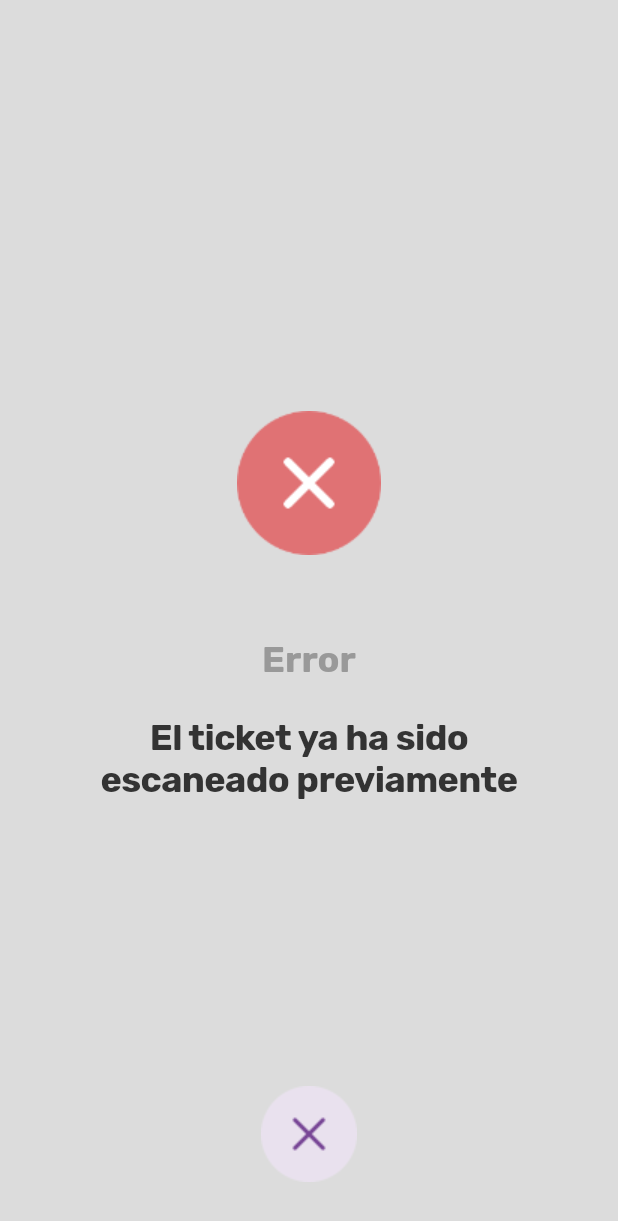
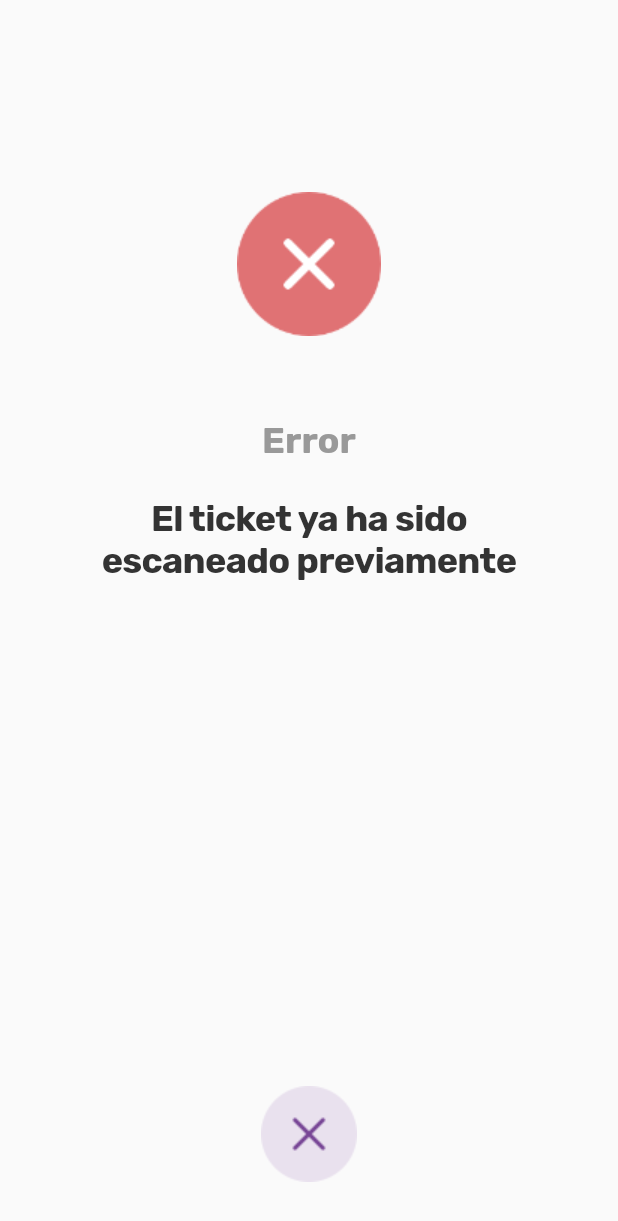
Before and after one commit to guiadehoy/app_front, a Flutter app: the ErrorScreen screen opened by its route, on a phone screen of 412 x 824 dp. Shown: the top 1221 px of the screen. Run offline on Flutter 3.47's test engine with Material 2 defaults, Android fonts, the phone set to English and light mode, and no system bars; our stand-ins replace bot_toast, flutter_mobx, mobx, shared_preferences, validators; missing offline and left inert: barcode_scan_fix; accounts and stored records are empty; generated files the repository leaves out were written again.

Commit message:
Se agrega separacion de cerrar

```diff
--- a/lib/main.dart
+++ b/lib/main.dart
@@ -24,7 +24,7 @@ class MyApp extends StatelessWidget {
       navigatorObservers: [BotToastNavigatorObserver()],
       debugShowCheckedModeBanner: false,
       title: Strings.appName,
-      initialRoute: Routes.result,
+      initialRoute: Routes.splash,
       routes: Routes.routes,
       theme: themeData,
     );
--- a/lib/ui/error_screen.dart
+++ b/lib/ui/error_screen.dart
@@ -18,16 +18,8 @@ class _ErrorScreenState extends State<ErrorScreen> {
     super.didChangeDependencies();
   }
 
-  @override
-  Widget build(BuildContext context) {
-    return Scaffold(
-        appBar: EmptyAppBar(),
-        body: Container(
-          color: Colors.black12,
-          child: Column(
-            crossAxisAlignment: CrossAxisAlignment.center,
-            mainAxisSize: MainAxisSize.max,
-            mainAxisAlignment: MainAxisAlignment.end,
+  Widget header(BuildContext context) {
+    return Column(
       children: <Widget>[
         Center(
           child: Padding(
@@ -42,7 +34,7 @@ class _ErrorScreenState extends State<ErrorScreen> {
         Center(
           child: Padding(
             padding: EdgeInsets.only(top: 56.0),
-                  child: _buildWlcomeText(),
+            child: _buildErrorTitle(),
           ),
         ),
         Center(
@@ -52,13 +44,18 @@ class _ErrorScreenState extends State<ErrorScreen> {
               left: 56.0,
               right: 56.0,
             ),
-                  child: _buildError(),
+            child: _buildErrorMessage(),
           ),
         ),
-              Center(
+      ],
+    );
+  }
+
+  Widget closeIcon(BuildContext context) {
+    return Center(
       child: Padding(
         padding: EdgeInsets.only(
-                    top: 190.0,
+          top: 168.0,
           bottom: 36.0,
         ),
         child: Image.asset(
@@ -67,13 +64,35 @@ class _ErrorScreenState extends State<ErrorScreen> {
           cacheWidth: 64,
         ),
       ),
+    );
+  }
+
+  @override
+  Widget build(BuildContext context) {
+    return Scaffold(
+      appBar: EmptyAppBar(),
+      body: Container(
+        height: double.maxFinite,
+        child: new Stack(
+          children: <Widget>[
+            new Positioned(
+              child: header(context),
             ),
+            new Positioned(
+              bottom: 0.0,
+              left: 0,
+              right: 0,
+              child: new Align(
+                  alignment: FractionalOffset.bottomCenter,
+                  child: closeIcon(context)),
+            )
           ],
         ),
-        ));
+      ),
+    );
   }
 
-  Widget _buildWlcomeText() {
+  Widget _buildErrorTitle() {
     return Container(
       alignment: Alignment.center,
       child: Text(
@@ -88,7 +107,7 @@ class _ErrorScreenState extends State<ErrorScreen> {
     );
   }
 
-  Widget _buildError() {
+  Widget _buildErrorMessage() {
     return Container(
       alignment: Alignment.center,
       child: Text(
@@ -97,7 +116,7 @@ class _ErrorScreenState extends State<ErrorScreen> {
         style: TextStyle(
           fontSize: 24.0,
           fontWeight: FontWeight.bold,
-          letterSpacing: -0.4,
+          letterSpacing: -0.48,
           color: const Color(0xFF333333),
         ),
       ),
```
Also changed, not shown: lib/ui/result_screen.dart (+31 -11 lines). Lines whose indentation alone changed are shown as unchanged.
